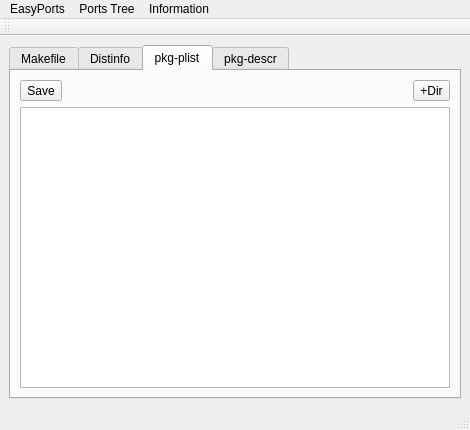
Before: the Qt Designer form EasyPort/mainUI.ui in pcbsd/pcbsd-projects, drawn with Qt 5.
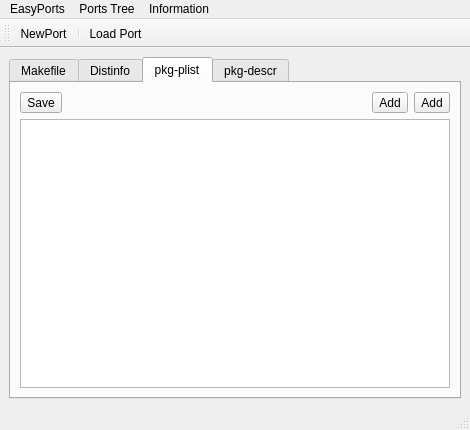
After: the same form once the commit is applied. The open tabs and pages were chosen to show the change. Icons and pictures are not drawn.

Commit message: Add all the pieces to let EasyPort compile/run (even though it doesn't do anything yet)

Diff of the .ui file:
```diff
--- a/EasyPort/mainUI.ui
+++ b/EasyPort/mainUI.ui
@@ -136,10 +136,31 @@
             </property>
            </spacer>
           </item>
+          <item>
+           <widget class="QToolButton" name="toolButton">
+            <property name="text">
+             <string>Add</string>
+            </property>
+            <property name="icon">
+             <iconset resource="EasyPort.qrc">
+              <normaloff>:/icons/file.png</normaloff>:/icons/file.png</iconset>
+            </property>
+            <property name="toolButtonStyle">
+             <enum>Qt::ToolButtonTextBesideIcon</enum>
+            </property>
+           </widget>
+          </item>
           <item>
            <widget class="QToolButton" name="tool_plist_newdir">
             <property name="text">
-             <string>+Dir</string>
+             <string>Add</string>
+            </property>
+            <property name="icon">
+             <iconset resource="EasyPort.qrc">
+              <normaloff>:/icons/folder.png</normaloff>:/icons/folder.png</iconset>
+            </property>
+            <property name="toolButtonStyle">
+             <enum>Qt::ToolButtonTextBesideIcon</enum>
             </property>
            </widget>
           </item>
@@ -272,6 +293,9 @@
    <attribute name="toolBarBreak">
     <bool>false</bool>
    </attribute>
+   <addaction name="actionNewPort"/>
+   <addaction name="separator"/>
+   <addaction name="actionLoad_Port"/>
   </widget>
   <action name="actionClose">
    <property name="text">
@@ -323,6 +347,33 @@
     <string>Redports</string>
    </property>
   </action>
+  <action name="actionNewPort">
+   <property name="icon">
+    <iconset resource="EasyPort.qrc">
+     <normaloff>:/icons/new.png</normaloff>:/icons/new.png</iconset>
+   </property>
+   <property name="text">
+    <string>NewPort</string>
+   </property>
+   <property name="toolTip">
+    <string>Create a new port</string>
+   </property>
+  </action>
+  <action name="actionLoad_Port">
+   <property name="icon">
+    <iconset resource="EasyPort.qrc">
+     <normaloff>:/icons/folder.png</normaloff>:/icons/folder.png</iconset>
+   </property>
+   <property name="text">
+    <string>Load Port</string>
+   </property>
+   <property name="toolTip">
+    <string>Load a port</string>
+   </property>
+   <property name="statusTip">
+    <string>Load an existing FreeBSD port</string>
+   </property>
+  </action>
  </widget>
  <resources/>
  <connections/>
```
Left out of the diff: 74 changed lines with no effect on the pictures. The commit also changes 23 other files.
